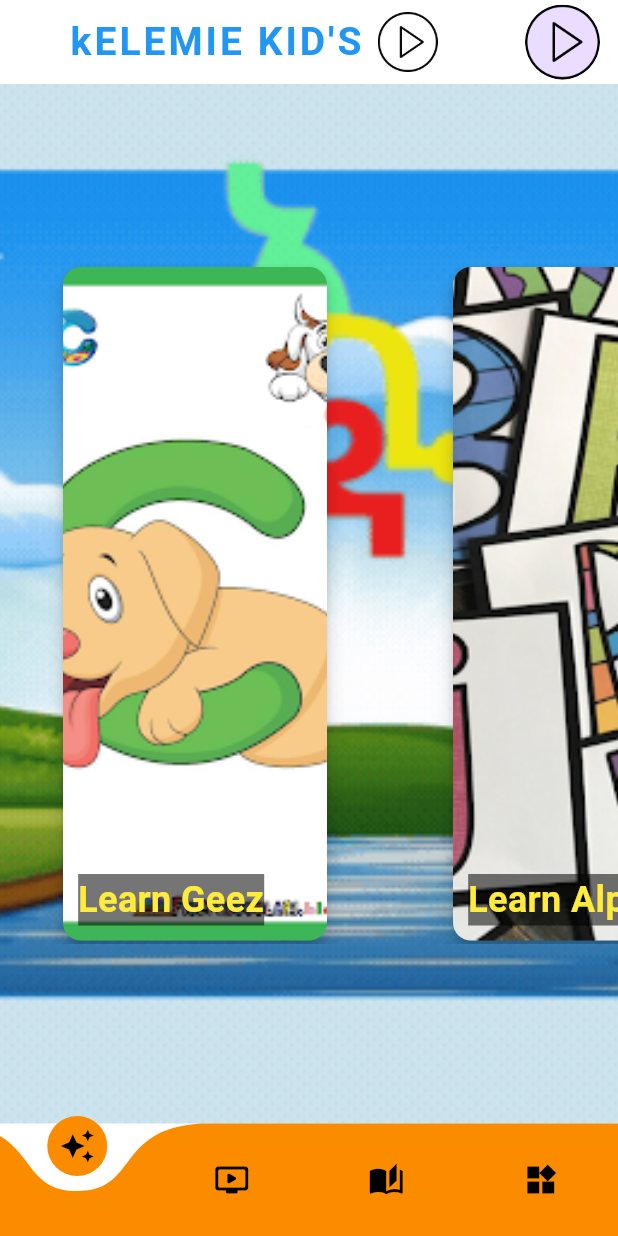
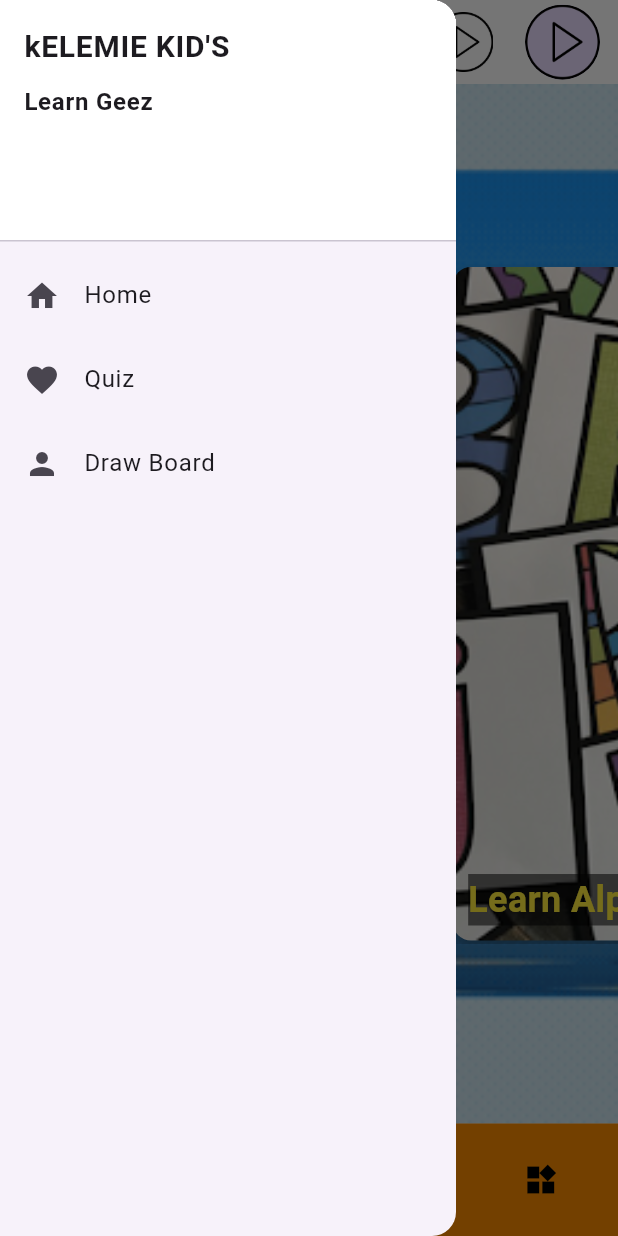
Before and after one commit to daveragos/kids_education_and_entertainment_app, a Flutter app: the HomePage screen opened directly, with the side drawer open (before the commit the screen has no drawer), on a phone screen of 412 x 824 dp. Run offline on Flutter 3.47's test engine with Material 3 defaults, Android fonts, the phone set to English and light mode, and no system bars; drawn by our look-alikes of curved_navigation_bar; our stand-ins replace audioplayers, flutter_svg, flutter_tts, google_fonts, transparent_image; Roboto replaces fonts that are missing (Chewy).

Commit message:
custom drawer

```diff
--- /dev/null
+++ b/lib/component/drawer_custom.dart
@@ -0,0 +1,62 @@
+import 'package:flutter/material.dart';
+
+class DrawerCustom extends StatelessWidget {
+  const DrawerCustom({super.key});
+
+  @override
+  Widget build(BuildContext context) {
+    return Drawer(
+      child: ListView(
+        padding: EdgeInsets.zero,
+        children: [
+          DrawerHeader(
+            child: Column(
+              crossAxisAlignment: CrossAxisAlignment.start,
+              children: [
+                Text(
+                  'kELEMIE KID\'S',
+                  style: TextStyle(
+                    fontSize: 20,
+                    fontWeight: FontWeight.bold,
+                  ),
+                ),
+                SizedBox(height: 10),
+                Text(
+                  'Learn Geez',
+                  style: TextStyle(
+                    fontSize: 16,
+                    fontWeight: FontWeight.bold,
+                  ),
+                ),
+              ],
+            ),
+            decoration: BoxDecoration(
+              color: Colors.white,
+            ),
+          ),
+          ListTile(
+            leading: const Icon(Icons.home),
+            title: const Text('Home'),
+            onTap: () {
+              Navigator.pop(context);
+            },
+          ),
+          ListTile(
+            leading: const Icon(Icons.favorite),
+            title: const Text('Quiz'),
+            onTap: () {
+              Navigator.pop(context);
+            },
+          ),
+          ListTile(
+            leading: const Icon(Icons.person),
+            title: const Text('Draw Board'),
+            onTap: () {
+              Navigator.pop(context);
+            },
+          ),
+        ],
+      ),
+    );
+  }
+}
--- a/lib/views/home_page.dart
+++ b/lib/views/home_page.dart
@@ -1,5 +1,6 @@
 import 'package:flutter/material.dart';
 import 'package:kids_education_and_entertainment_app/component/app_bar_simple.dart';
+import 'package:kids_education_and_entertainment_app/component/drawer_custom.dart';
 import 'package:kids_education_and_entertainment_app/component/navigation_bar.dart';
 import 'package:kids_education_and_entertainment_app/views/learn_page.dart';
 import 'package:kids_education_and_entertainment_app/views/apps_page.dart';
@@ -28,7 +29,7 @@
   Widget build(BuildContext context) {
     return Scaffold(
       appBar: const AppBarSimple(),
-      // drawer: DrawerCustom(),
+      drawer: DrawerCustom(),
       body: _pages[_indexPage],
       bottomNavigationBar: CustomNavigationBar(
         indexpage: _indexPage,
```
